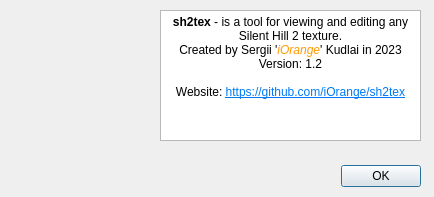
First picture: the form in src/ui/aboutdlg.ui, repository iOrange/sh2tex, before the edit.
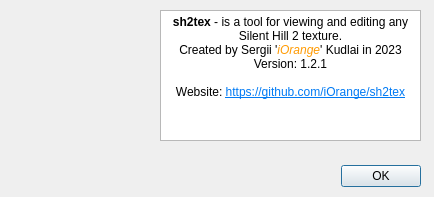
Second picture: the form after the edit. Icons and pictures are not drawn.

Commit message: * fixed error reporting in PS2 image replacement code + improved import of paletted PNGs

What changed in the file:
```diff
--- a/src/ui/aboutdlg.ui
+++ b/src/ui/aboutdlg.ui
@@ -79,7 +79,7 @@
 &lt;/style&gt;&lt;/head&gt;&lt;body style=&quot; font-family:'Segoe UI'; font-size:9pt; font-weight:400; font-style:normal;&quot;&gt;
 &lt;p align=&quot;center&quot; style=&quot; margin-top:0px; margin-bottom:0px; margin-left:0px; margin-right:0px; -qt-block-indent:0; text-indent:0px;&quot;&gt;&lt;span style=&quot; font-weight:700;&quot;&gt;sh2tex&lt;/span&gt; - is a tool for viewing and editing any Silent Hill 2 texture.&lt;/p&gt;
 &lt;p align=&quot;center&quot; style=&quot; margin-top:0px; margin-bottom:0px; margin-left:0px; margin-right:0px; -qt-block-indent:0; text-indent:0px;&quot;&gt;Created by Sergii '&lt;span style=&quot; font-style:italic; color:#ff9900;&quot;&gt;iOrange&lt;/span&gt;' Kudlai in 2023&lt;/p&gt;
-&lt;p align=&quot;center&quot; style=&quot; margin-top:0px; margin-bottom:0px; margin-left:0px; margin-right:0px; -qt-block-indent:0; text-indent:0px;&quot;&gt;Version: 1.2&lt;br /&gt;&lt;/p&gt;
+&lt;p align=&quot;center&quot; style=&quot; margin-top:0px; margin-bottom:0px; margin-left:0px; margin-right:0px; -qt-block-indent:0; text-indent:0px;&quot;&gt;Version: 1.2.1&lt;br /&gt;&lt;/p&gt;
 &lt;p align=&quot;center&quot; style=&quot; margin-top:0px; margin-bottom:0px; margin-left:0px; margin-right:0px; -qt-block-indent:0; text-indent:0px;&quot;&gt;Website: &lt;a href=&quot;https://github.com/iOrange/sh2tex&quot;&gt;&lt;span style=&quot; text-decoration: underline; color:#007af4;&quot;&gt;https://github.com/iOrange/sh2tex&lt;/span&gt;&lt;/a&gt;&lt;/p&gt;&lt;/body&gt;&lt;/html&gt;</string>
    </property>
    <property name="openExternalLinks">
```
The commit also changes 2 other files.
